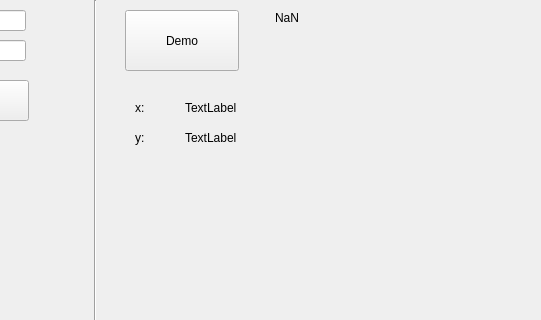
First picture: the form in Interface/dum.ui, repository Tian99/Robust-eye-gaze-tracker, before the edit; both pictures show x 355 to 896 and y 0 to 320 of the 896 by 573 pixel window.
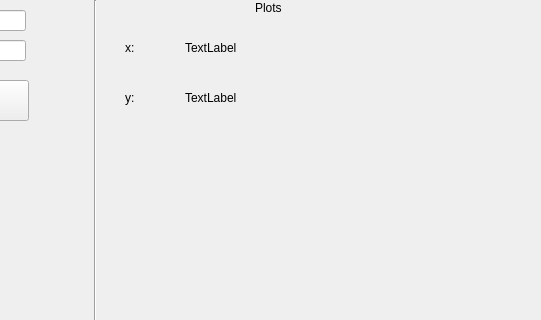
Second picture: the form after the edit.

What changed in the file:
```diff
--- a/Interface/dum.ui
+++ b/Interface/dum.ui
@@ -120,7 +120,7 @@
     <property name="geometry">
      <rect>
       <x>540</x>
-      <y>100</y>
+      <y>40</y>
       <width>59</width>
       <height>16</height>
      </rect>
@@ -133,7 +133,7 @@
     <property name="geometry">
      <rect>
       <x>540</x>
-      <y>130</y>
+      <y>90</y>
       <width>59</width>
       <height>16</height>
      </rect>
@@ -145,8 +145,8 @@
    <widget class="QLabel" name="label_3">
     <property name="geometry">
      <rect>
-      <x>490</x>
-      <y>100</y>
+      <x>480</x>
+      <y>40</y>
       <width>59</width>
       <height>16</height>
      </rect>
@@ -158,8 +158,8 @@
    <widget class="QLabel" name="label_4">
     <property name="geometry">
      <rect>
-      <x>490</x>
-      <y>130</y>
+      <x>480</x>
+      <y>90</y>
       <width>59</width>
       <height>16</height>
      </rect>
@@ -220,30 +220,17 @@
      <string>KCF</string>
     </property>
    </widget>
-   <widget class="QPushButton" name="Demo">
-    <property name="geometry">
-     <rect>
-      <x>480</x>
-      <y>10</y>
-      <width>114</width>
-      <height>61</height>
-     </rect>
-    </property>
-    <property name="text">
-     <string>Demo</string>
-    </property>
-   </widget>
    <widget class="QLabel" name="label_9">
     <property name="geometry">
      <rect>
-      <x>630</x>
-      <y>10</y>
+      <x>610</x>
+      <y>0</y>
       <width>231</width>
       <height>16</height>
      </rect>
     </property>
     <property name="text">
-     <string>NaN</string>
+     <string>Plots</string>
     </property>
    </widget>
   </widget>
```
